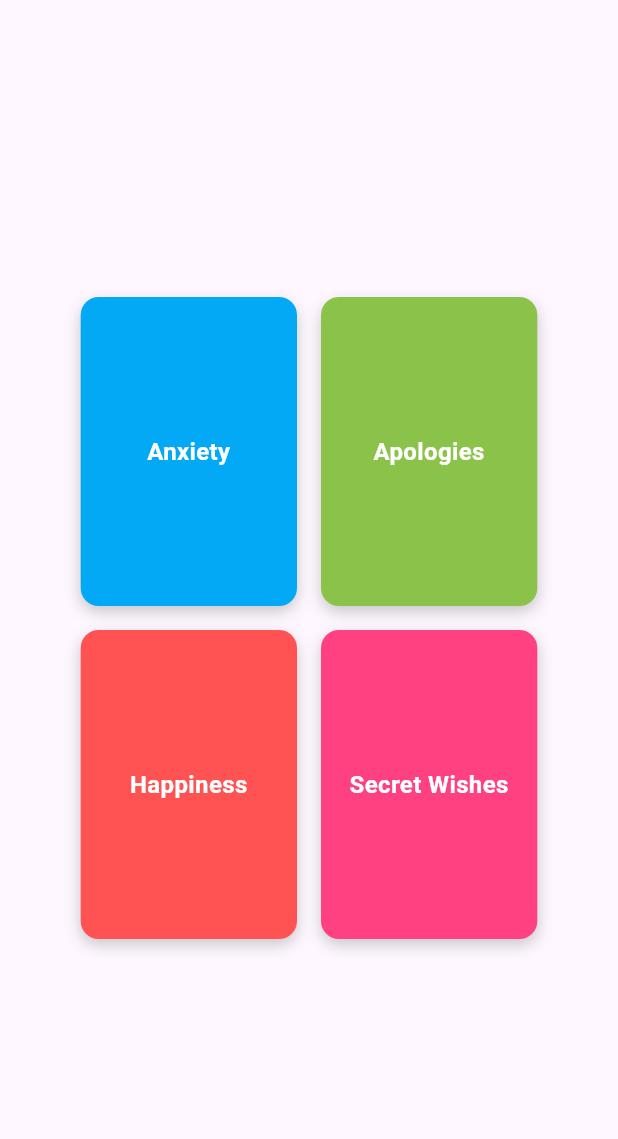
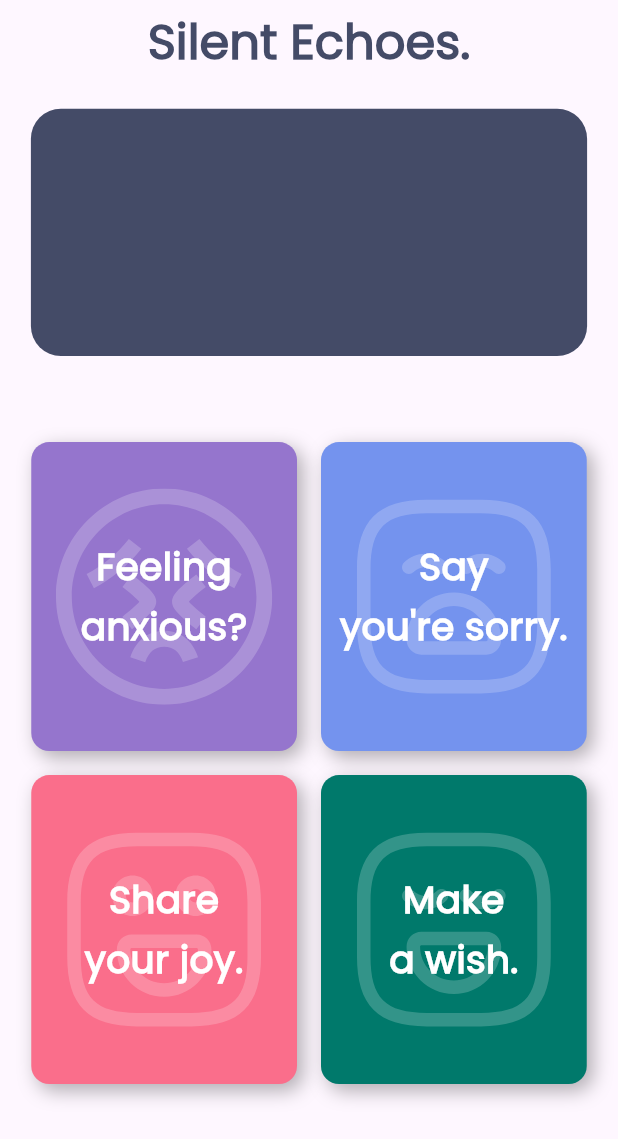
Before and after one commit to Raseelp/Silent-Echoes, a Flutter app: the screen it shows after launch, on a phone screen of 412 x 824 dp. Shown: the top 1139 px of the screen. Run offline on Flutter 3.47's test engine with Material 3 defaults, Android fonts, the light colour scheme and no system bars; our stand-ins replace cloud_firestore, firebase_core, flutter_svg; accounts and stored records are empty.

Commit message:
made the Home Page Ui Better

```diff
--- a/lib/Pages/categoryPage.dart
+++ b/lib/Pages/categoryPage.dart
@@ -1,6 +1,7 @@
 import 'package:cloud_firestore/cloud_firestore.dart';
 import 'package:flutter/material.dart';
 import 'package:silent_echoes/Pages/messageFeedPage.dart';
+import 'package:silent_echoes/util/appColors.dart';
 
 class CategoryPage extends StatefulWidget {
   final String category;
@@ -41,7 +42,6 @@ class _CategoryPageState extends State<CategoryPage> {
         ),
       );
     } catch (e) {
-      print(e);
       // Show error message
       ScaffoldMessenger.of(context).showSnackBar(
         SnackBar(
@@ -59,7 +59,41 @@ class _CategoryPageState extends State<CategoryPage> {
 
   @override
   Widget build(BuildContext context) {
+    String getTitleText(String category) {
+      String titleText = '';
+      switch (category.trim()) {
+        case 'Anxiety':
+          titleText = 'Heavy Mind?';
+          break;
+        case 'Apologies':
+          titleText = 'Feeling Sorry?';
+          break;
+        case 'Happiness':
+          titleText = 'Joy to Share?';
+          break;
+        default:
+          titleText = 'Secret Desire?';
+      }
+      print('Attempting to get title from category: $titleText'); // Debug print
+      return titleText;
+    }
+
     return Scaffold(
+      appBar: AppBar(
+        automaticallyImplyLeading: false,
+        backgroundColor: widget.categoryColor,
+        title: Center(
+          child: Text(
+            getTitleText(
+              widget.category,
+            ),
+            style: const TextStyle(
+                color: AppColors.background,
+                fontSize: 32,
+                fontWeight: FontWeight.bold),
+          ),
+        ),
+      ),
       backgroundColor: widget.categoryColor,
       body: Padding(
         padding: const EdgeInsets.all(16.0),
--- a/lib/Pages/homePage.dart
+++ b/lib/Pages/homePage.dart
@@ -1,6 +1,7 @@
 import 'package:flutter/material.dart';
 import 'package:silent_echoes/Pages/categoryPage.dart';
 import 'package:silent_echoes/Widgets/category_cards.dart';
+import 'package:silent_echoes/util/appColors.dart';
 
 class HomePage extends StatelessWidget {
   const HomePage({super.key});
@@ -10,29 +11,56 @@ class HomePage extends StatelessWidget {
     final screenHeight = MediaQuery.of(context).size.height;
     final screenWidth = MediaQuery.of(context).size.width;
     return Scaffold(
-      body: Column(
+      appBar: AppBar(
+        title: const Center(
+          child: Text(
+            'Silent Echoes.',
+            style: TextStyle(
+                color: AppColors.darkGray,
+                fontSize: 32,
+                fontWeight: FontWeight.bold),
+          ),
+        ),
+        automaticallyImplyLeading: false,
+      ),
+      body: SingleChildScrollView(
+        child: Column(
           mainAxisAlignment: MainAxisAlignment.center,
           children: [
+            SizedBox(
+              height: screenHeight * 0.02,
+            ),
+            Container(
+              decoration: BoxDecoration(
+                  color: AppColors.darkGray,
+                  borderRadius: BorderRadius.circular(20)),
+              height: screenHeight * 0.2,
+              width: screenWidth * 0.9,
+            ),
+            SizedBox(
+              height: screenHeight * 0.06,
+            ),
             Row(
               mainAxisAlignment: MainAxisAlignment.center,
               children: [
-              buildCategoryBox(context, 'Anxiety', Colors.lightBlue,
+                buildCategoryBox(context, 'Anxiety', AppColors.purple,
                     screenWidth, screenHeight),
-              buildCategoryBox(context, 'Apologies ', Colors.lightGreen,
+                buildCategoryBox(context, 'Apologies', AppColors.blue,
                     screenWidth, screenHeight),
               ],
             ),
             Row(
               mainAxisAlignment: MainAxisAlignment.center,
               children: [
-              buildCategoryBox(context, 'Happiness ', Colors.redAccent,
+                buildCategoryBox(context, 'Happiness', AppColors.pink,
                     screenWidth, screenHeight),
-              buildCategoryBox(context, 'Secret Wishes', Colors.pinkAccent,
+                buildCategoryBox(context, 'Secret Wishes', AppColors.teal,
                     screenWidth, screenHeight),
               ],
             )
           ],
         ),
+      ),
     );
   }
 }
--- a/lib/Widgets/category_cards.dart
+++ b/lib/Widgets/category_cards.dart
@@ -1,10 +1,43 @@
 import 'dart:ui';
 
 import 'package:flutter/material.dart';
+import 'package:flutter_svg/svg.dart';
 import 'package:silent_echoes/Pages/categoryPage.dart';
 
 Widget buildCategoryBox(BuildContext context, String category, Color color,
     double screenWidth, double screenHeight) {
+  List<String> getCategoryText(String category) {
+    switch (category.trim()) {
+      case 'Anxiety':
+        return ['Feeling', 'anxious?'];
+      case 'Apologies':
+        return ['Say', 'you\'re sorry.'];
+      case 'Happiness':
+        return ['Share', 'your joy.'];
+      default:
+        return ['Make', 'a wish.'];
+    }
+  }
+
+  String getSvgPath(String category) {
+    String path = '';
+    switch (category.trim()) {
+      case 'Anxiety':
+        path = 'assets/images/anx.svg';
+        break;
+      case 'Apologies':
+        path = 'assets/images/sorry.svg';
+        break;
+      case 'Happiness':
+        path = 'assets/images/joy.svg';
+        break;
+      default:
+        path = 'assets/images/wish.svg';
+    }
+    print('Attempting to load SVG from path: $path'); // Debug print
+    return path;
+  }
+
   return GestureDetector(
     onTap: () {
       Navigator.push(
@@ -19,30 +52,64 @@ Widget buildCategoryBox(BuildContext context, String category, Color color,
     },
     child: Container(
       margin: const EdgeInsets.all(8.0),
-      width: screenWidth * 0.35,
+      width: screenWidth * 0.43,
       height: screenHeight * 0.25,
       decoration: BoxDecoration(
         color: color,
         borderRadius: BorderRadius.circular(12.0),
         boxShadow: [
           BoxShadow(
-            color: Colors.black.withOpacity(0.2),
-            blurRadius: 8.0,
-            offset: const Offset(0, 4),
+            color: Colors.black.withOpacity(0.3),
+            blurRadius: 10.0,
+            offset: const Offset(4, 4),
           ),
         ],
       ),
-      child: Center(
+      child: Stack(children: [
+        Center(
+          // Add this
+          child: Opacity(
+            opacity: 0.2,
+            child: SvgPicture.asset(
+              getSvgPath(category),
+              width: screenWidth * 0.35,
+              height: screenWidth * 0.35, // Add fixed height
+              colorFilter: const ColorFilter.mode(
+                Colors.white,
+                BlendMode.srcIn,
+              ),
+              placeholderBuilder: (BuildContext context) => Container(
+                width: screenWidth * 0.25,
+                height: screenWidth * 0.25,
+                child: const Center(
+                  child: Text('SVG Load Error'),
+                ),
+              ),
+            ),
+          ),
+        ),
+        Center(
+          child: Column(
+            mainAxisAlignment: MainAxisAlignment.center,
+            children: getCategoryText(category)
+                .map(
+                  (text) => Padding(
+                    padding: const EdgeInsets.symmetric(vertical: 2),
                     child: Text(
-          category,
+                      text,
                       textAlign: TextAlign.center,
                       style: const TextStyle(
                         color: Colors.white,
                         fontWeight: FontWeight.bold,
-            fontSize: 16,
+                        fontSize: 25,
                       ),
                     ),
                   ),
+                )
+                .toList(),
+          ),
+        ),
+      ]),
     ),
   );
 }
--- a/lib/main.dart
+++ b/lib/main.dart
@@ -15,7 +15,8 @@
   @override
   Widget build(BuildContext context) {
     return MaterialApp(
-      home: HomePage(),
+      theme: ThemeData(fontFamily: 'poppins'),
+      home: const HomePage(),
     );
   }
 }
--- /dev/null
+++ b/lib/util/appColors.dart
@@ -0,0 +1,10 @@
+import 'package:flutter/material.dart';
+
+class AppColors {
+  static const Color background = Color(0xFFF2FBF7); // Light Background
+  static const Color purple = Color(0xFF9575CD); // Purple
+  static const Color blue = Color(0xFF7493EE); // Blue
+  static const Color pink = Color(0xFFFA6E8B); // Pink
+  static const Color teal = Color(0xFF00796B); // Teal
+  static const Color darkGray = Color(0xFF444B67); // Dark Gray
+}
```
Also changed, not shown: pubspec.yaml (+8 -10 lines), assets/fonts/Poppins-Regular.ttf (added), assets/images/anx.svg (added), assets/images/joy.svg (added), assets/images/sorry.svg (added), assets/images/wish.svg (added), pubspec.lock. Lines whose indentation alone changed are shown as unchanged.
